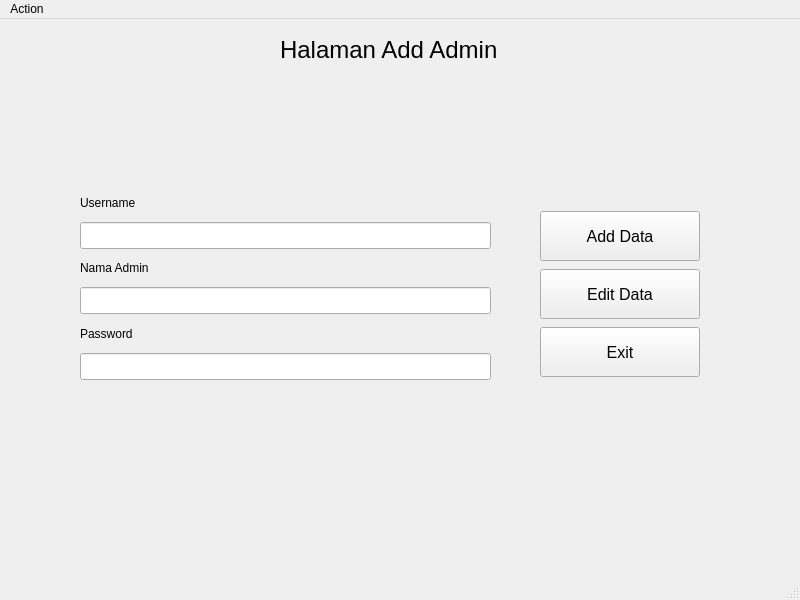
Before: the Qt Designer form sis-karyawan/add_admin.ui in AthreeS002/Sistem-Karyawan, drawn with Qt 5.
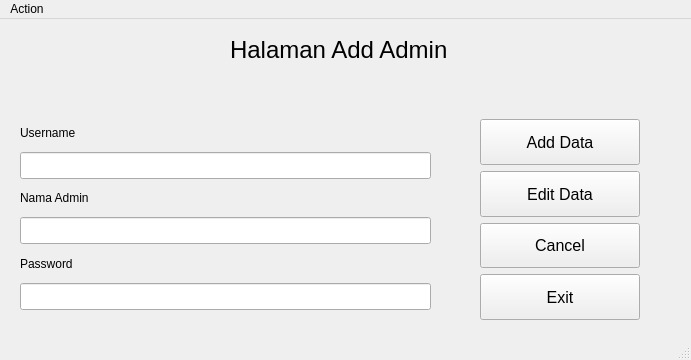
After: the same form once the commit is applied.

Commit message:
Edit Karyawan (Admin)
Kurang edit karyawan menggunakan akun admin. Dan juga export import. Sisanya perlu dicek lagi.

What changed in the file:
```diff
--- a/sis-karyawan/add_admin.ui
+++ b/sis-karyawan/add_admin.ui
@@ -6,10 +6,16 @@
    <rect>
     <x>0</x>
     <y>0</y>
-    <width>800</width>
-    <height>600</height>
+    <width>691</width>
+    <height>360</height>
    </rect>
   </property>
+  <property name="minimumSize">
+   <size>
+    <width>691</width>
+    <height>360</height>
+   </size>
+  </property>
   <property name="windowTitle">
    <string>MainWindow</string>
   </property>
@@ -17,8 +23,8 @@
    <widget class="QWidget" name="verticalLayoutWidget">
     <property name="geometry">
      <rect>
-      <x>80</x>
-      <y>170</y>
+      <x>20</x>
+      <y>100</y>
       <width>411</width>
       <height>191</height>
      </rect>
@@ -80,7 +86,7 @@
    <widget class="QLabel" name="label_5">
     <property name="geometry">
      <rect>
-      <x>280</x>
+      <x>230</x>
       <y>10</y>
       <width>221</width>
       <height>41</height>
@@ -98,10 +104,10 @@
    <widget class="QWidget" name="verticalLayoutWidget_2">
     <property name="geometry">
      <rect>
-      <x>540</x>
-      <y>190</y>
+      <x>480</x>
+      <y>100</y>
       <width>160</width>
-      <height>171</height>
+      <height>201</height>
      </rect>
     </property>
     <layout class="QVBoxLayout" name="verticalLayout_2">
@@ -141,6 +147,24 @@
        </property>
       </widget>
      </item>
+     <item>
+      <widget class="QPushButton" name="btn_cancel">
+       <property name="maximumSize">
+        <size>
+         <width>16777215</width>
+         <height>50</height>
+        </size>
+       </property>
+       <property name="font">
+        <font>
+         <pointsize>12</pointsize>
+        </font>
+       </property>
+       <property name="text">
+        <string>Cancel</string>
+       </property>
+      </widget>
+     </item>
      <item>
       <widget class="QPushButton" name="btn_exit">
        <property name="maximumSize">
@@ -167,7 +191,7 @@
     <rect>
      <x>0</x>
      <y>0</y>
-     <width>800</width>
+     <width>691</width>
      <height>21</height>
     </rect>
    </property>
```
Left out of the diff: 2 changed lines with no effect on the pictures. The commit also changes 19 other files.
